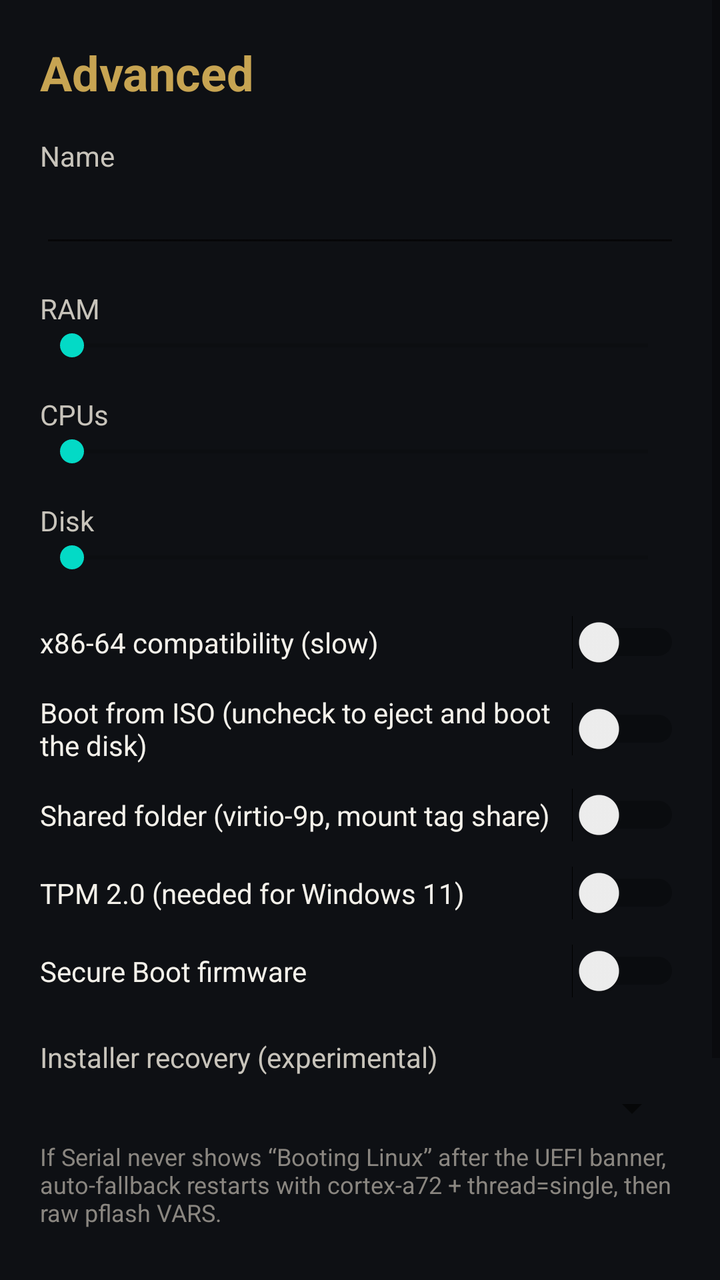
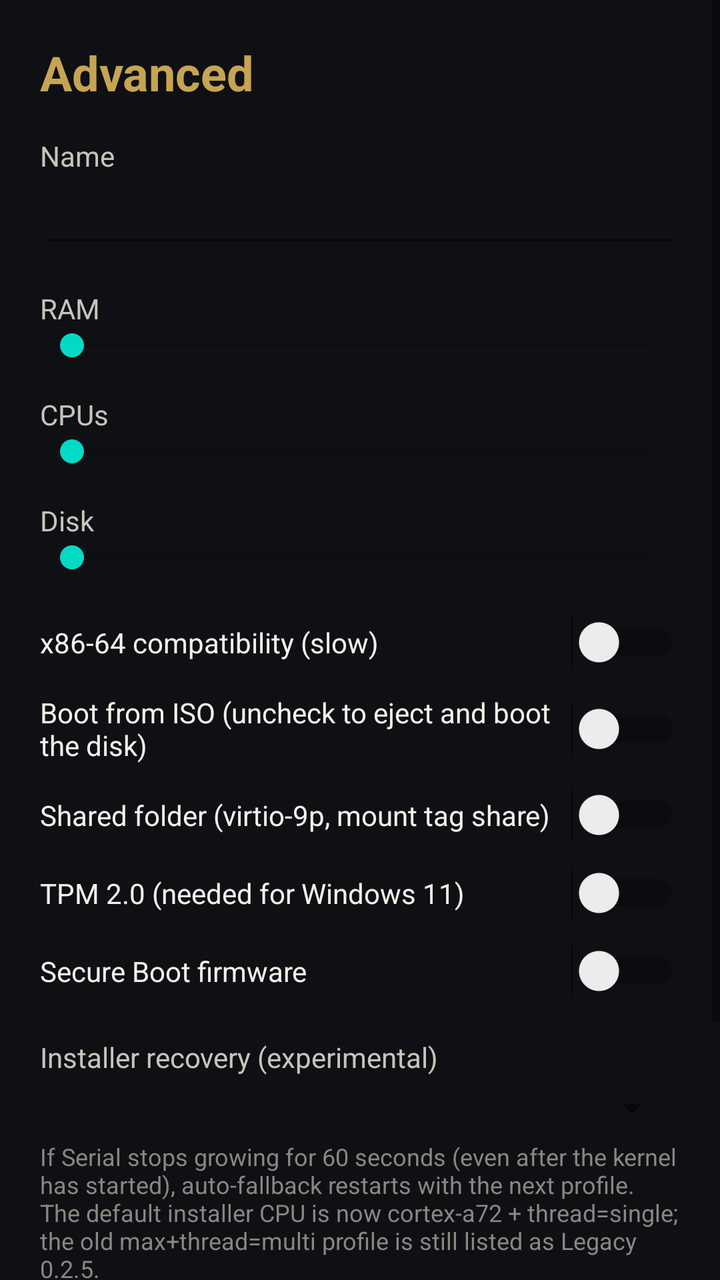

The first picture is an Android layout as it rendered before a commit; the second is the same layout after the commit. The layout source and the unified diff follow.
<!-- AndroidManifest.xml: application theme Theme.NimbusVM -->
<!-- res/layout/activity_advanced.xml -->
<?xml version="1.0" encoding="utf-8"?>
<ScrollView xmlns:android="http://schemas.android.com/apk/res/android"
    android:layout_width="match_parent"
    android:layout_height="match_parent"
    android:background="#0E1014">

    <LinearLayout
        android:layout_width="match_parent"
        android:layout_height="wrap_content"
        android:orientation="vertical"
        android:padding="20dp">

        <TextView
            android:layout_width="match_parent"
            android:layout_height="wrap_content"
            android:text="Advanced"
            android:textColor="#C7A452"
            android:textSize="24sp"
            android:textStyle="bold" />

        <TextView
            android:layout_width="match_parent"
            android:layout_height="wrap_content"
            android:layout_marginTop="16dp"
            android:text="Name"
            android:textColor="#C8C4BB" />

        <EditText
            android:id="@+id/name"
            android:layout_width="match_parent"
            android:layout_height="wrap_content"
            android:inputType="textCapWords"
            android:textColor="#F4F1EA"
            android:textColorHint="#8A8680" />

        <TextView
            android:id="@+id/ramVal"
            android:layout_width="match_parent"
            android:layout_height="wrap_content"
            android:layout_marginTop="16dp"
            android:text="RAM"
            android:textColor="#C8C4BB" />

        <SeekBar
            android:id="@+id/ram"
            android:layout_width="match_parent"
            android:layout_height="wrap_content" />

        <TextView
            android:id="@+id/cpuVal"
            android:layout_width="match_parent"
            android:layout_height="wrap_content"
            android:layout_marginTop="16dp"
            android:text="CPUs"
            android:textColor="#C8C4BB" />

        <SeekBar
            android:id="@+id/cpu"
            android:layout_width="match_parent"
            android:layout_height="wrap_content" />

        <TextView
            android:id="@+id/diskVal"
            android:layout_width="match_parent"
            android:layout_height="wrap_content"
            android:layout_marginTop="16dp"
            android:text="Disk"
            android:textColor="#C8C4BB" />

        <SeekBar
            android:id="@+id/disk"
            android:layout_width="match_parent"
            android:layout_height="wrap_content" />

        <Switch
            android:id="@+id/x86"
            android:layout_width="match_parent"
            android:layout_height="wrap_content"
            android:layout_marginTop="20dp"
            android:text="x86-64 compatibility (slow)"
            android:textColor="#F4F1EA" />

        <TextView
            android:id="@+id/x86Warning"
            android:layout_width="match_parent"
            android:layout_height="wrap_content"
            android:layout_marginTop="4dp"
            android:text="An x86-64 guest on this ARM phone will be much slower than ARM64. Use only if you have no ARM image."
            android:textColor="#E8B86A"
            android:textSize="12sp"
            android:visibility="gone" />

        <Switch
            android:id="@+id/isoAttached"
            android:layout_width="match_parent"
            android:layout_height="wrap_content"
            android:layout_marginTop="12dp"
            android:text="Boot from ISO (uncheck to eject and boot the disk)"
            android:textColor="#F4F1EA" />

        <Switch
            android:id="@+id/share"
            android:layout_width="match_parent"
            android:layout_height="wrap_content"
            android:layout_marginTop="12dp"
            android:text="Shared folder (virtio-9p, mount tag share)"
            android:textColor="#F4F1EA" />

        <Switch
            android:id="@+id/tpm"
            android:layout_width="match_parent"
            android:layout_height="wrap_content"
            android:layout_marginTop="12dp"
            android:text="TPM 2.0 (needed for Windows 11)"
            android:textColor="#F4F1EA" />

        <Switch
            android:id="@+id/secureBoot"
            android:layout_width="match_parent"
            android:layout_height="wrap_content"
            android:layout_marginTop="12dp"
            android:text="Secure Boot firmware"
            android:textColor="#F4F1EA" />

        <TextView
            android:id="@+id/bootRecoveryLabel"
            android:layout_width="match_parent"
            android:layout_height="wrap_content"
            android:layout_marginTop="20dp"
            android:text="Installer recovery (experimental)"
            android:textColor="#C8C4BB" />

        <Spinner
            android:id="@+id/bootRecovery"
            android:layout_width="match_parent"
            android:layout_height="wrap_content"
            android:layout_marginTop="4dp" />

        <TextView
            android:layout_width="match_parent"
            android:layout_height="wrap_content"
            android:layout_marginTop="4dp"
            android:text="If Serial never shows “Booting Linux” after the UEFI banner, auto-fallback restarts with cortex-a72 + thread=single, then raw pflash VARS."
            android:textColor="#8A8680"
            android:textSize="12sp" />

        <Button
            android:id="@+id/start"
            android:layout_width="match_parent"
            android:layout_height="56dp"
            android:layout_marginTop="28dp"
            android:backgroundTint="#C7A452"
            android:text="Start VM"
            android:textAllCaps="false"
            android:textColor="#0E1014"
            android:textSize="18sp"
            android:textStyle="bold" />

        <Button
            android:id="@+id/save"
            android:layout_width="match_parent"
            android:layout_height="wrap_content"
            android:layout_marginTop="8dp"
            android:backgroundTint="#2A2D36"
            android:text="Save without starting"
            android:textAllCaps="false"
            android:textColor="#F4F1EA" />
    </LinearLayout>
</ScrollView>
<!-- resources referenced by this layout -->
<resources>
  <style name="Theme.NimbusVM" parent="Theme.MaterialComponents.DayNight.NoActionBar">
          <item name="colorPrimary">#C7A452</item>
          <item name="colorPrimaryVariant">#1A1C22</item>
          <item name="android:statusBarColor">#0E1014</item>
          <item name="android:navigationBarColor">#0E1014</item>
          <item name="android:windowBackground">#0E1014</item>
          <item name="android:textColor">#F4F1EA</item>
      </style>
</resources>

<!-- the commit's change to res/layout/activity_advanced.xml (unified diff, before → after) -->
@@ -140,7 +140,7 @@
             android:layout_width="match_parent"
             android:layout_height="wrap_content"
             android:layout_marginTop="4dp"
-            android:text="If Serial never shows “Booting Linux” after the UEFI banner, auto-fallback restarts with cortex-a72 + thread=single, then raw pflash VARS."
+            android:text="If Serial stops growing for 60 seconds (even after the kernel has started), auto-fallback restarts with the next profile. The default installer CPU is now cortex-a72 + thread=single; the old max+thread=multi profile is still listed as Legacy 0.2.5."
             android:textColor="#8A8680"
             android:textSize="12sp" />
 
